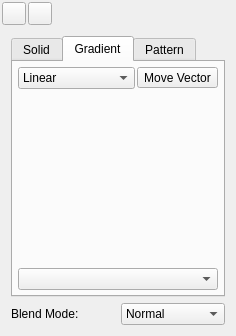
Qt form scribus/ui/transparencypalette.ui (scribusproject/scribus) before a commit.
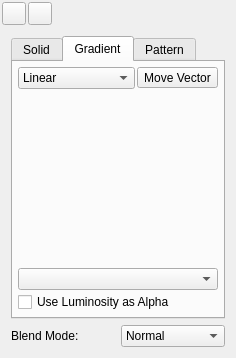
The same form after that commit. The open tabs and pages were chosen to show the change. Custom widgets are drawn as their Qt base class.

Commit message: Gradient and Pattern Masks: implemented the ability too choose whether the transparency is calculated from the alpha or the luminosity component of the gradient or pattern.

The edit to the form file:
```diff
--- a/scribus/ui/transparencypalette.ui
+++ b/scribus/ui/transparencypalette.ui
@@ -7,7 +7,7 @@
     <x>0</x>
     <y>0</y>
     <width>236</width>
-    <height>335</height>
+    <height>357</height>
    </rect>
   </property>
   <property name="windowTitle">
@@ -348,6 +348,13 @@
            <item>
             <widget class="ScComboBox" name="namedGradient"/>
            </item>
+           <item>
+            <widget class="QCheckBox" name="transpCalcGradient">
+             <property name="text">
+              <string>Use Luminosity as Alpha</string>
+             </property>
+            </widget>
+           </item>
           </layout>
          </widget>
          <widget class="QWidget" name="tabPattern">
```
Left out of the diff: 7 changed lines with no effect on the pictures. The commit also changes 14 other files.
